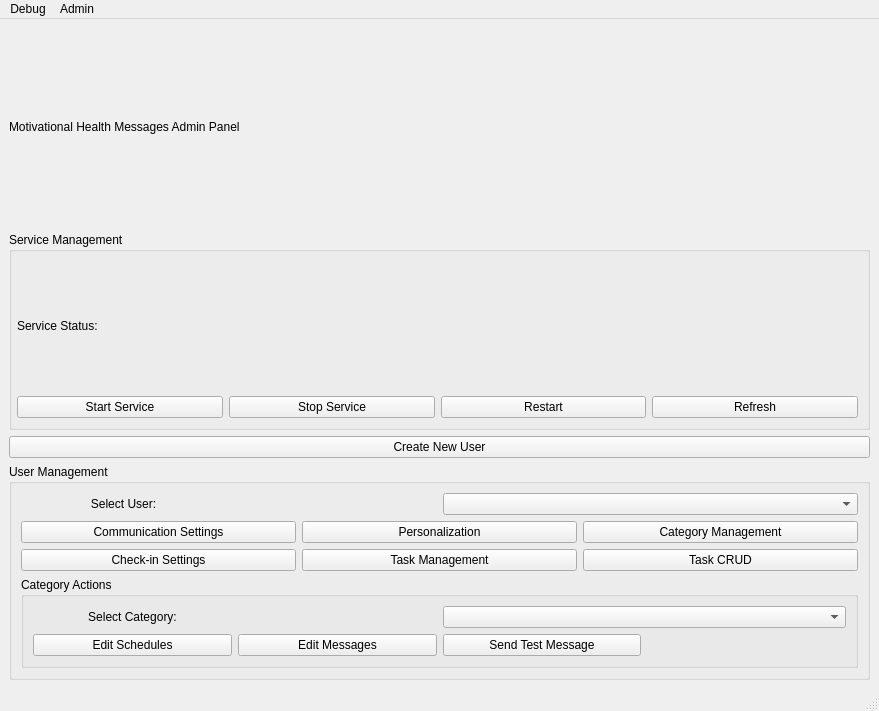
Above: ui/designs/admin_panel.ui from Jacfogel/MHM before the change. Below: the same form after it.
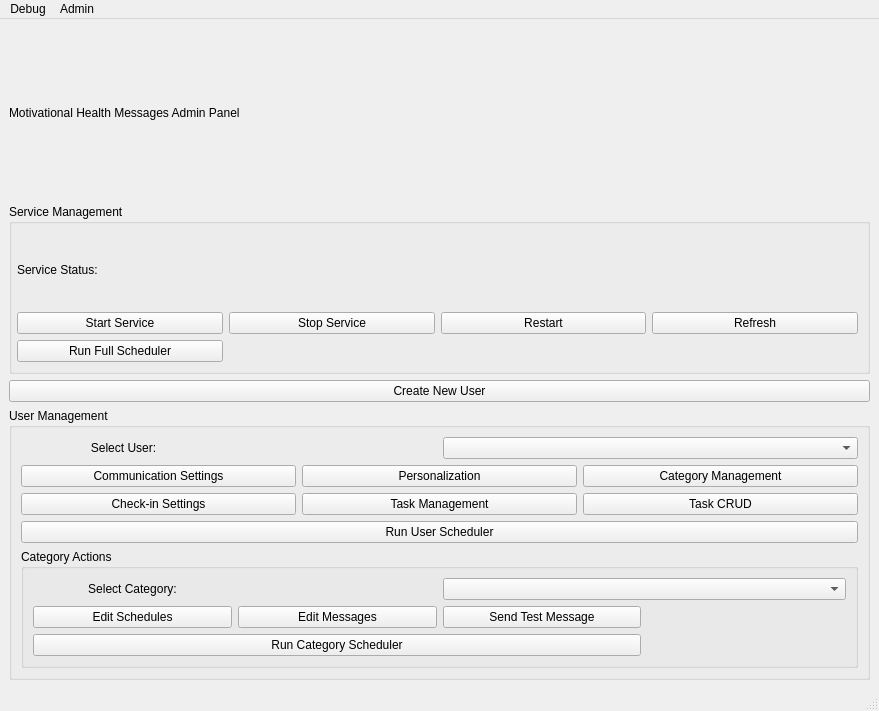
That is the form after the change.

Commit message:
Scheduler UI Enhancement and Service Management Improvements
- Added comprehensive scheduler control buttons to admin UI
- Implemented standalone scheduler functions for UI integration
- Removed automatic scheduler startup from service initialization
- Fixed critical import error in user_data_manager.py
- Enhanced UI service management with proper error handling
- Updated documentation and changelogs
- All 890 tests passing with comprehensive coverage

```diff
--- a/ui/designs/admin_panel.ui
+++ b/ui/designs/admin_panel.ui
@@ -73,6 +73,13 @@
            </property>
           </widget>
          </item>
+                   <item row="2" column="0">
+           <widget class="QPushButton" name="pushButton_run_scheduler">
+            <property name="text">
+             <string>Run Full Scheduler</string>
+            </property>
+           </widget>
+          </item>
          <item row="0" column="0" colspan="4">
           <widget class="QLabel" name="label_service_status">
            <property name="text">
@@ -172,6 +179,13 @@
              </property>
             </widget>
            </item>
+            <item row="2" column="0" colspan="3">
+             <widget class="QPushButton" name="pushButton_run_user_scheduler">
+              <property name="text">
+               <string>Run User Scheduler</string>
+              </property>
+             </widget>
+            </item>
           </layout>
          </item>
         </layout>
@@ -224,6 +238,13 @@
               </property>
              </widget>
             </item>
+             <item row="2" column="0" colspan="3">
+              <widget class="QPushButton" name="pushButton_run_category_scheduler">
+               <property name="text">
+                <string>Run Category Scheduler</string>
+               </property>
+              </widget>
+             </item>
            </layout>
           </item>
          </layout>
```
Lines whose indentation alone changed are shown as unchanged. The commit also changes 10 other files.
